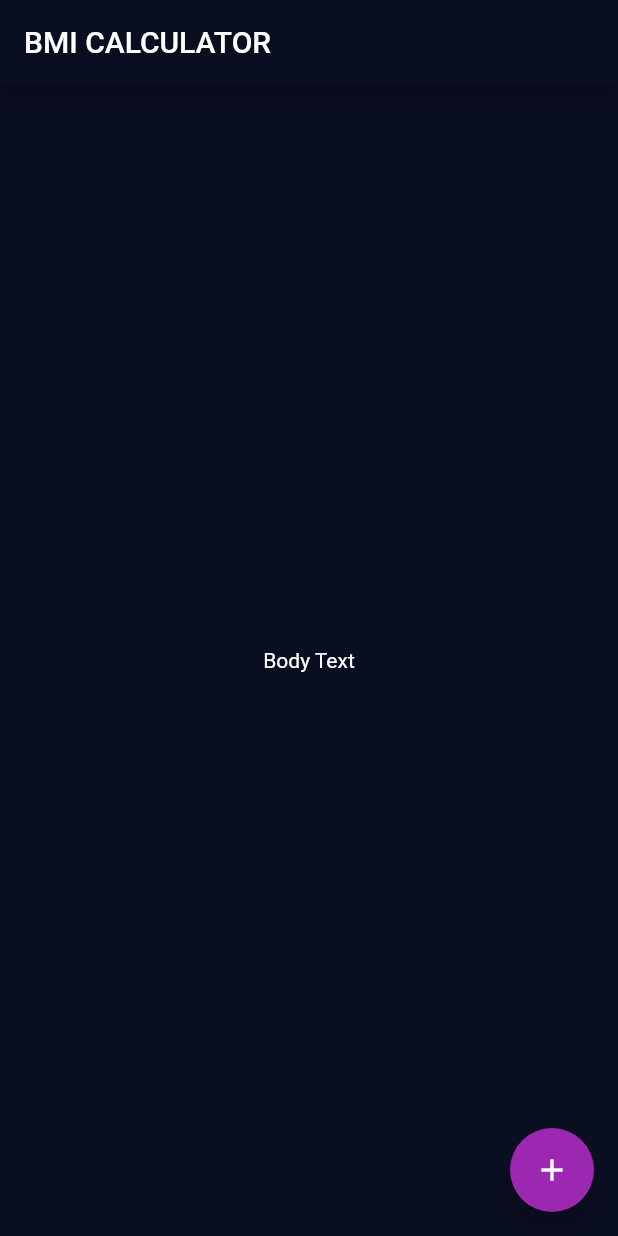
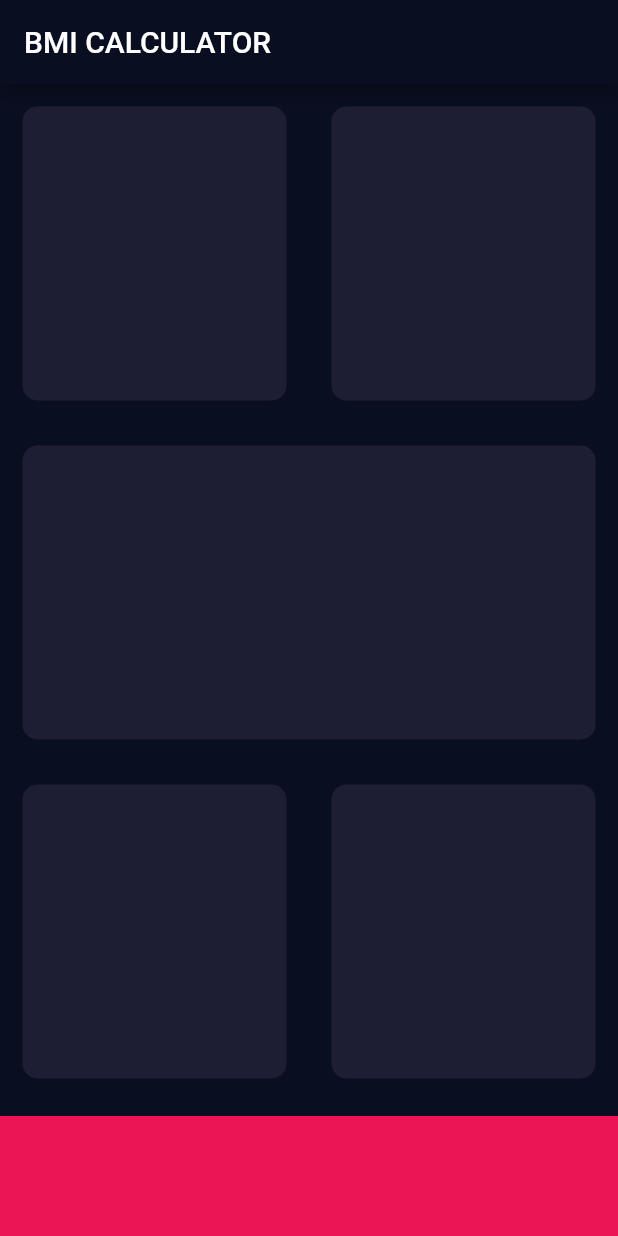
Before and after one commit to mtranggit/bmi_calculator, a Flutter app: the screen it shows after launch, on a phone screen of 412 x 824 dp. Run offline on Flutter 3.47's test engine with Material 2 defaults, Android fonts, the phone set to English and light mode, and no system bars.

Commit message:
add custom reusable card

```diff
--- /dev/null
+++ b/lib/app_const.dart
@@ -0,0 +1,6 @@
+import 'package:flutter/material.dart';
+
+const cardActiveColor = Color(0xFF1D1E33);
+const cardInactiveColor = Color(0xFF1D1E33);
+const bottomContainerColor = Color(0xFFEB1555);
+const double bottomContainerHeight = 80.0;
--- /dev/null
+++ b/lib/input_page.dart
@@ -0,0 +1,78 @@
+import 'package:bmi_calculator/app_const.dart';
+import 'package:flutter/material.dart';
+
+class InputPage extends StatefulWidget {
+  @override
+  _InputPageState createState() => _InputPageState();
+}
+
+class _InputPageState extends State<InputPage> {
+  @override
+  Widget build(BuildContext context) {
+    return Scaffold(
+      appBar: AppBar(
+        title: Text('BMI CALCULATOR'),
+      ),
+      body: Center(
+        child: Column(
+          crossAxisAlignment: CrossAxisAlignment.stretch,
+          children: [
+            Expanded(
+              child: Row(
+                children: [
+                  Expanded(
+                    child: ReusableCard(),
+                  ),
+                  Expanded(
+                    child: ReusableCard(),
+                  )
+                ],
+              ),
+            ),
+            Expanded(
+              child: ReusableCard(),
+            ),
+            Expanded(
+              child: Row(
+                children: [
+                  Expanded(
+                    child: ReusableCard(),
+                  ),
+                  Expanded(
+                    child: ReusableCard(),
+                  )
+                ],
+              ),
+            ),
+            Container(
+              color: bottomContainerColor,
+              margin: EdgeInsets.only(top: 10.0),
+              width: double.infinity,
+              height: bottomContainerHeight,
+            )
+          ],
+        ),
+      ),
+    );
+  }
+}
+
+class ReusableCard extends StatelessWidget {
+  final Color color;
+  const ReusableCard({
+    Key? key,
+    // required this.color,
+    this.color = cardActiveColor,
+  }) : super(key: key);
+
+  @override
+  Widget build(BuildContext context) {
+    return Container(
+      margin: EdgeInsets.all(15.0),
+      decoration: BoxDecoration(
+        color: color,
+        borderRadius: BorderRadius.circular(10.0),
+      ),
+    );
+  }
+}
--- a/lib/main.dart
+++ b/lib/main.dart
@@ -1,3 +1,4 @@
+import 'package:bmi_calculator/input_page.dart';
 import 'package:flutter/material.dart';
 
 void main() {
@@ -16,29 +17,3 @@ class BMICalculator extends StatelessWidget {
     );
   }
 }
-
-class InputPage extends StatefulWidget {
-  @override
-  _InputPageState createState() => _InputPageState();
-}
-
-class _InputPageState extends State<InputPage> {
-  @override
-  Widget build(BuildContext context) {
-    return Scaffold(
-      appBar: AppBar(
-        title: Text('BMI CALCULATOR'),
-      ),
-      body: Center(
-        child: Text('Body Text'),
-      ),
-      floatingActionButton: Theme(
-        data: ThemeData(accentColor: Colors.purple),
-        child: FloatingActionButton(
-          onPressed: () {},
-          child: Icon(Icons.add),
-        ),
-      ),
-    );
-  }
-}
```
